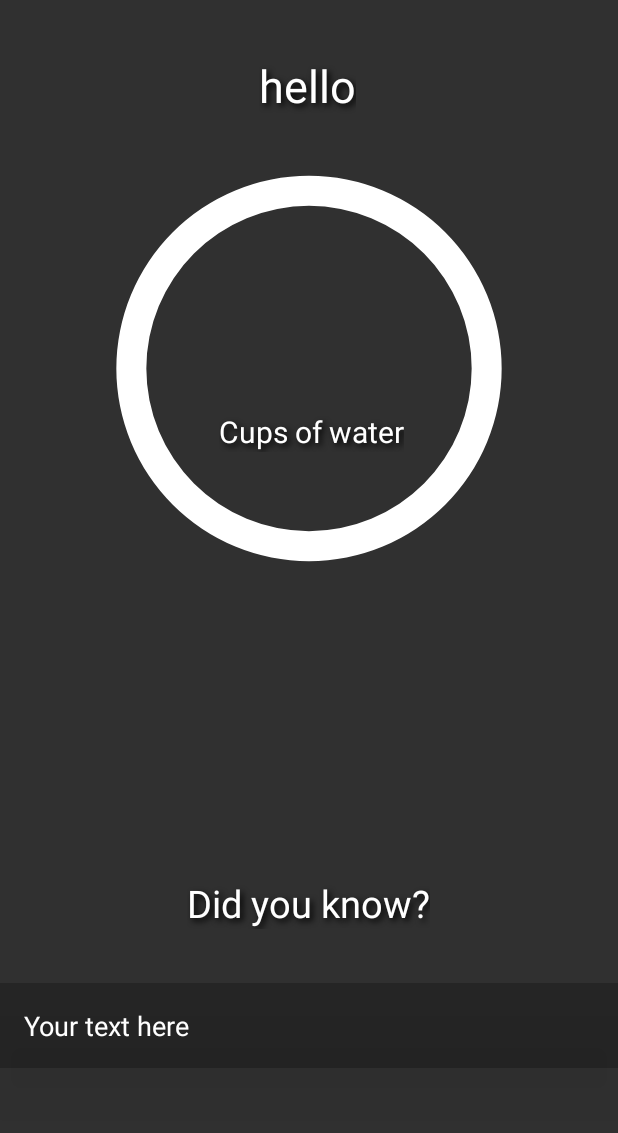
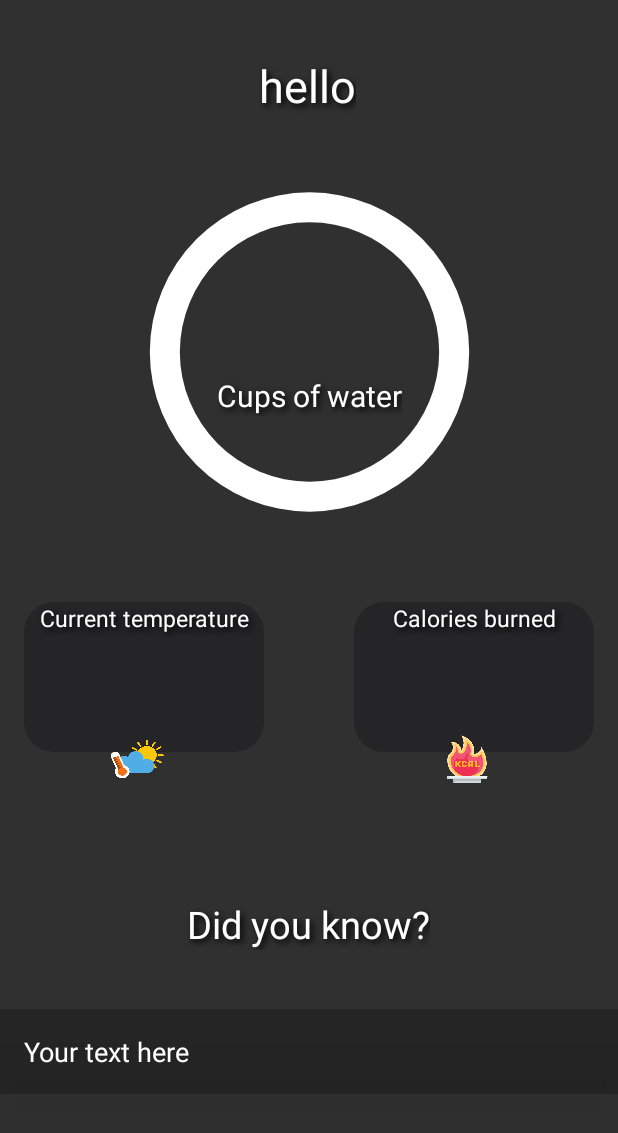
Before and after one commit to yonatanko/AquaStep_app, an Android app: the layout main_screen.xml on its own in the app's theme, with its tools: preview values and no code run, on a phone screen of 412 x 824 dp. Shown: the top 1133 px of the screen. Run offline under Robolectric (Android 15) with nearby library versions, the phone set to English and light mode, and no system bars.

Commit message:
app working with model predictions.

```diff
--- /dev/null
+++ b/app/src/main/res/drawable/rounded_square.xml
@@ -0,0 +1,6 @@
+<shape xmlns:android="http://schemas.android.com/apk/res/android">
+    <solid android:color="#3C000009" />
+    <corners android:radius="20dp"/>
+    <size android:height="10dp"
+        android:width="20dp"/>
+</shape>
--- a/app/src/main/res/layout/device_list_header.xml
+++ b/app/src/main/res/layout/device_list_header.xml
@@ -12,6 +12,6 @@
         android:layout_marginTop="12dp"
         android:layout_marginBottom="12dp"
         android:gravity="center"
-        android:text="@string/devices"
+        android:text="Choose your device"
         android:textAppearance="@style/TextAppearance.AppCompat.Medium" />
 </LinearLayout>
--- a/app/src/main/res/layout/main_screen.xml
+++ b/app/src/main/res/layout/main_screen.xml
@@ -8,54 +8,53 @@
     <ProgressBar
         android:id="@+id/progressBar4"
         style="?android:attr/progressBarStyle"
-        android:layout_width="325dp"
-        android:layout_height="290dp"
+        android:layout_width="259dp"
+        android:layout_height="253dp"
+        android:elevation="20dp"
         android:indeterminateOnly="false"
         android:progressDrawable="@drawable/custom_progress"
         app:layout_constraintBottom_toBottomOf="parent"
         app:layout_constraintEnd_toEndOf="parent"
         app:layout_constraintStart_toStartOf="parent"
         app:layout_constraintTop_toTopOf="parent"
-        android:elevation="20dp"
-        app:layout_constraintVertical_bias="0.189"/>
+        app:layout_constraintVertical_bias="0.189" />
 
     <TextView
-        android:id="@+id/receive_text3"
+        android:id="@+id/drankCups"
         android:layout_width="wrap_content"
         android:layout_height="wrap_content"
         android:layout_gravity="center_horizontal"
         android:freezesText="true"
+        android:shadowColor="@color/black"
+        android:shadowDx="3"
+        android:shadowDy="3"
+        android:shadowRadius="10"
         android:textAppearance="@style/TextAppearance.AppCompat.Medium"
         android:textColor="@color/white"
         android:textSize="50sp"
-        android:shadowDx="3"
-        android:shadowDy="3"
-        android:shadowRadius="10"
-        android:shadowColor="@color/black"
         app:layout_constraintBottom_toBottomOf="@+id/progressBar4"
-        app:layout_constraintHorizontal_bias="0.504"
+        app:layout_constraintHorizontal_bias="0.498"
         app:layout_constraintLeft_toLeftOf="@+id/progressBar4"
         app:layout_constraintRight_toRightOf="@+id/progressBar4"
         app:layout_constraintTop_toTopOf="@+id/progressBar4"
-        app:layout_constraintVertical_bias="0.448" />
+        app:layout_constraintVertical_bias="0.397" />
 
     <TextView
         android:id="@+id/textView2"
         android:layout_width="wrap_content"
         android:layout_height="wrap_content"
-        android:text="Cups of water"
-        android:textSize="20sp"
-        android:textColor="@color/white"
+        android:shadowColor="@color/black"
         android:shadowDx="3"
         android:shadowDy="3"
         android:shadowRadius="5"
-        android:shadowColor="@color/black"
+        android:text="Cups of water"
+        android:textColor="@color/white"
+        android:textSize="20sp"
         app:layout_constraintBottom_toBottomOf="@+id/progressBar4"
-        app:layout_constraintHorizontal_bias="0.508"
         app:layout_constraintLeft_toLeftOf="@+id/progressBar4"
         app:layout_constraintRight_toRightOf="@+id/progressBar4"
         app:layout_constraintTop_toTopOf="@+id/progressBar4"
-        app:layout_constraintVertical_bias="0.66" />
+        app:layout_constraintVertical_bias="0.628" />
 
     <TextView
         android:id="@+id/userNameText"
@@ -77,6 +76,21 @@
         app:layout_constraintVertical_bias="0.047" />
 
     <TextView
+        android:id="@+id/quoteText"
+        android:layout_width="match_parent"
+        android:layout_height="wrap_content"
+        android:background="#3C000000"
+        android:elevation="20dp"
+        android:padding="16dp"
+        android:text="Your text here"
+        android:textColor="@color/white"
+        android:textSize="18sp"
+        app:layout_constraintBottom_toBottomOf="parent"
+        app:layout_constraintTop_toBottomOf="@+id/textView"
+        app:layout_constraintVertical_bias="0.295"
+        tools:layout_editor_absoluteX="0dp" />
+
+    <TextView
         android:id="@+id/textView"
         android:layout_width="wrap_content"
         android:layout_height="wrap_content"
@@ -93,21 +107,70 @@
         app:layout_constraintHorizontal_bias="0.498"
         app:layout_constraintStart_toStartOf="parent"
         app:layout_constraintTop_toBottomOf="@+id/progressBar4"
-        app:layout_constraintVertical_bias="0.487" />
+        app:layout_constraintVertical_bias="0.554" />
 
     <TextView
-        android:id="@+id/quoteText"
-        android:layout_width="match_parent"
-        android:layout_height="wrap_content"
-        android:background="#3C000000"
-        android:elevation="20dp"
-        android:padding="16dp"
-        android:text="Your text here"
+        android:id="@+id/temperature_text"
+        android:layout_width="160dp"
+        android:layout_height="100dp"
+        android:background="@drawable/rounded_square"
+        android:shadowColor="@color/black"
+        android:shadowDx="3"
+        android:shadowDy="3"
+        android:shadowRadius="5"
+        android:text="Current temperature"
+        android:textAlignment="center"
         android:textColor="@color/white"
-        android:textSize="18sp"
-        app:layout_constraintBottom_toBottomOf="parent"
-        app:layout_constraintTop_toBottomOf="@+id/textView"
-        app:layout_constraintVertical_bias="0.244"
-        tools:layout_editor_absoluteX="16dp" />
+        android:textSize="15sp"
+        app:layout_constraintBottom_toTopOf="@+id/textView"
+        app:layout_constraintEnd_toEndOf="parent"
+        app:layout_constraintHorizontal_bias="0.063"
+        app:layout_constraintStart_toStartOf="parent"
+        app:layout_constraintTop_toBottomOf="@+id/progressBar4"
+        app:layout_constraintVertical_bias="0.292" />
+
+    <TextView
+        android:id="@+id/calories_text"
+        android:layout_width="160dp"
+        android:layout_height="100dp"
+        android:background="@drawable/rounded_square"
+        android:shadowColor="@color/black"
+        android:shadowDx="3"
+        android:shadowDy="3"
+        android:shadowRadius="5"
+        android:text="Calories burned"
+        android:textAlignment="center"
+        android:textColor="@color/white"
+        android:textSize="15sp"
+        app:layout_constraintBottom_toTopOf="@+id/textView"
+        app:layout_constraintEnd_toEndOf="parent"
+        app:layout_constraintHorizontal_bias="0.936"
+        app:layout_constraintStart_toStartOf="parent"
+        app:layout_constraintTop_toBottomOf="@+id/progressBar4"
+        app:layout_constraintVertical_bias="0.292" />
+
+    <ImageView
+        android:id="@+id/imageView"
+        android:layout_width="49dp"
+        android:layout_height="96dp"
+        android:background="@drawable/calories_image"
+        app:layout_constraintBottom_toTopOf="@+id/textView"
+        app:layout_constraintEnd_toEndOf="@+id/calories_text"
+        app:layout_constraintHorizontal_bias="0.459"
+        app:layout_constraintStart_toStartOf="@+id/calories_text"
+        app:layout_constraintTop_toTopOf="@+id/calories_text"
+        app:layout_constraintVertical_bias="0.56" />
+
+    <ImageView
+        android:layout_width="49dp"
+        android:layout_height="96dp"
+        android:background="@drawable/weather_image"
+        app:layout_constraintBottom_toTopOf="@+id/textView"
+        app:layout_constraintEnd_toEndOf="@+id/temperature_text"
+        app:layout_constraintHorizontal_bias="0.459"
+        app:layout_constraintStart_toStartOf="@+id/temperature_text"
+        app:layout_constraintTop_toTopOf="@+id/calories_text"
+        app:layout_constraintVertical_bias="0.56" />
+
 
 </androidx.constraintlayout.widget.ConstraintLayout>
--- a/app/src/main/res/mipmap-anydpi-v26/ic_launcher_round.xml
+++ b/app/src/main/res/mipmap-anydpi-v26/ic_launcher_round.xml
@@ -2,4 +2,5 @@
 <adaptive-icon xmlns:android="http://schemas.android.com/apk/res/android">
     <background android:drawable="@drawable/ic_launcher_background"/>
     <foreground android:drawable="@mipmap/ic_launcher_foreground"/>
+
 </adaptive-icon>
```
Also changed, not shown: app/build.gradle (+6 -1 lines), app/src/main/java/com/example/tutorial6/MainActivity.java (+32 -13 lines), app/src/main/java/com/example/tutorial6/SerialService.java (+103 -11 lines), app/src/main/java/com/example/tutorial6/TerminalFragment.java (+175 -155 lines), app/src/main/res/layout/activity_main.xml (+20 -6 lines), app/src/main/res/menu/menu_terminal.xml (+4 -10 lines), app/src/main/res/drawable/background_first_screen.png, app/src/main/res/drawable/calories_image.png (added), app/src/main/res/drawable/weather_image.png (added), 6 other files.
